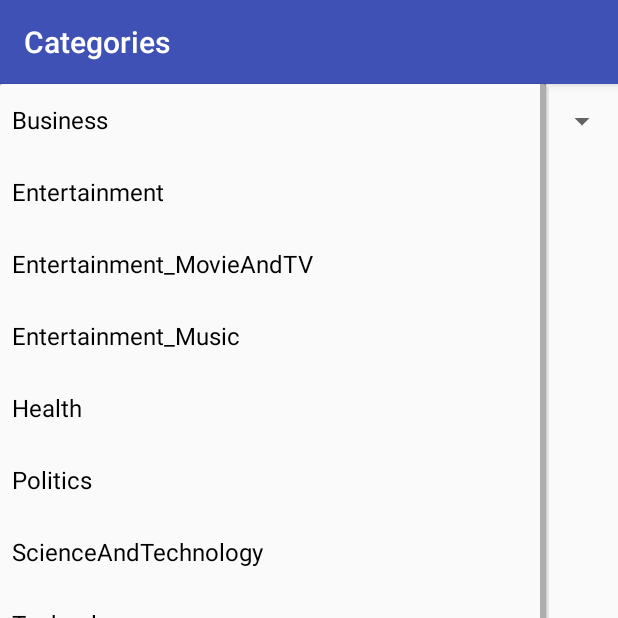
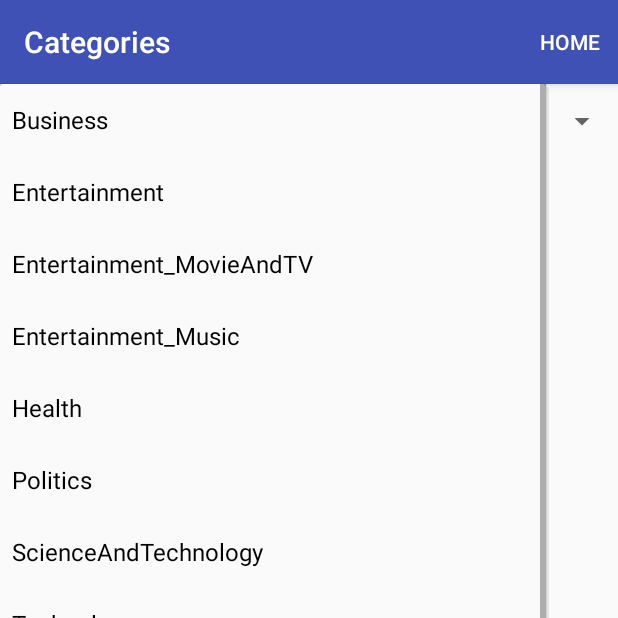
Before and after one commit to jnbui94/BSANews, an Android app: the CatagoryActivity screen opened directly, with no data from a screen before it, after a tap on "Business", on a phone screen of 412 x 824 dp, the top half of it. Run offline under Robolectric (Android 15) with nearby library versions, the phone set to English and light mode, and no system bars; our stand-ins replace Picasso; pictures from the network do not load; 1 statement that could not run was skipped.

Commit message:
Added Home button to all Activities. User can now return to Home everywhere

```diff
--- a/app/src/main/java/group1/tcss450/uw/edu/bsanews/CatagoryActivity.java
+++ b/app/src/main/java/group1/tcss450/uw/edu/bsanews/CatagoryActivity.java
@@ -5,6 +5,8 @@ import android.os.AsyncTask;
 import android.support.v7.app.AppCompatActivity;
 import android.os.Bundle;
 import android.util.Log;
+import android.view.Menu;
+import android.view.MenuItem;
 import android.view.View;
 import android.widget.AdapterView;
 import android.widget.ArrayAdapter;
@@ -72,8 +74,13 @@ public class CatagoryActivity extends AppCompatActivity implements AdapterView.O
      * allow async task to access the activity.
      */
     private AppCompatActivity mThat;
-
+    /**
+     * Progress bar.
+     */
     private ProgressBar mProgressBar;
+    /**
+     * Spinner for Categories.
+     */
     private Spinner mSpinner;
 
     @Override
@@ -108,7 +115,41 @@ public class CatagoryActivity extends AppCompatActivity implements AdapterView.O
     public void onNothingSelected(AdapterView<?> parent) {
 
     }
+    /**
+     * create option menu.
+     * @param menu
+     * @return
+     */
+    @Override
+    public boolean onCreateOptionsMenu(Menu menu) {
+        // Inflate the menu; this adds items to the action bar if it is present.
+        getMenuInflater().inflate(R.menu.home_button, menu);
+        return true;
+    }
 
+    /**
+     * LogOut when LogOut menu is called.
+     */
+    @Override
+    public boolean onOptionsItemSelected(MenuItem item) {
+
+        int id = item.getItemId();
+        //noinspection SimplifiableIfStatement
+        if (id == R.id.Return_home) {
+            homeActivity();
+        }
+
+        return super.onOptionsItemSelected(item);
+    }
+
+    /**
+     * This method will call the home activity.
+     */
+    private void homeActivity() {
+        Intent intent = new Intent(this, MainActivity.class);
+        intent.putExtra(KEY_USERNAME,mUsername);
+        startActivity(intent);
+    }
     /**
      * sample code provided by instructor.
      */
--- /dev/null
+++ b/app/src/main/res/menu/home_button.xml
@@ -0,0 +1,13 @@
+<menu xmlns:android="http://schemas.android.com/apk/res/android"
+    xmlns:app="http://schemas.android.com/apk/res-auto"
+    xmlns:tools="http://schemas.android.com/tools"
+    tools:context="group1.tcss450.uw.edu.bsanews.LoadActivity">
+
+    <item
+        android:id="@+id/Return_home"
+        android:title="Home"
+        android:visible="true"
+        app:showAsAction="always"
+        />
+
+</menu>
--- a/build.gradle
+++ b/build.gradle
@@ -5,7 +5,7 @@ buildscript {
         jcenter()
     }
     dependencies {
-        classpath 'com.android.tools.build:gradle:2.2.3'
+        classpath 'com.android.tools.build:gradle:2.3.0'
 
         // NOTE: Do not place your application dependencies here; they belong
         // in the individual module build.gradle files
```
Also changed, not shown: app/src/main/java/group1/tcss450/uw/edu/bsanews/LoadActivity.java (+37 -0 lines), app/src/main/java/group1/tcss450/uw/edu/bsanews/MainActivity.java (+7 -3 lines), app/src/main/java/group1/tcss450/uw/edu/bsanews/NewsViewActivity.java (+20 -0 lines), app/src/main/res/menu/option_menu.xml (+7 -1 lines), gradle/wrapper/gradle-wrapper.properties.
